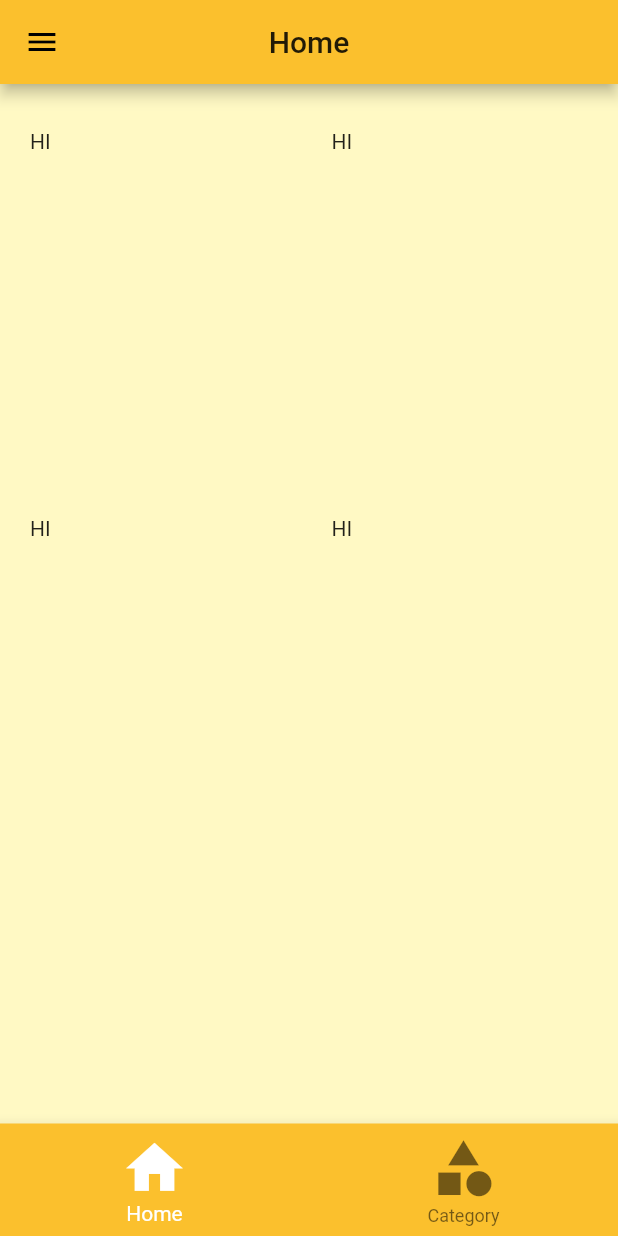
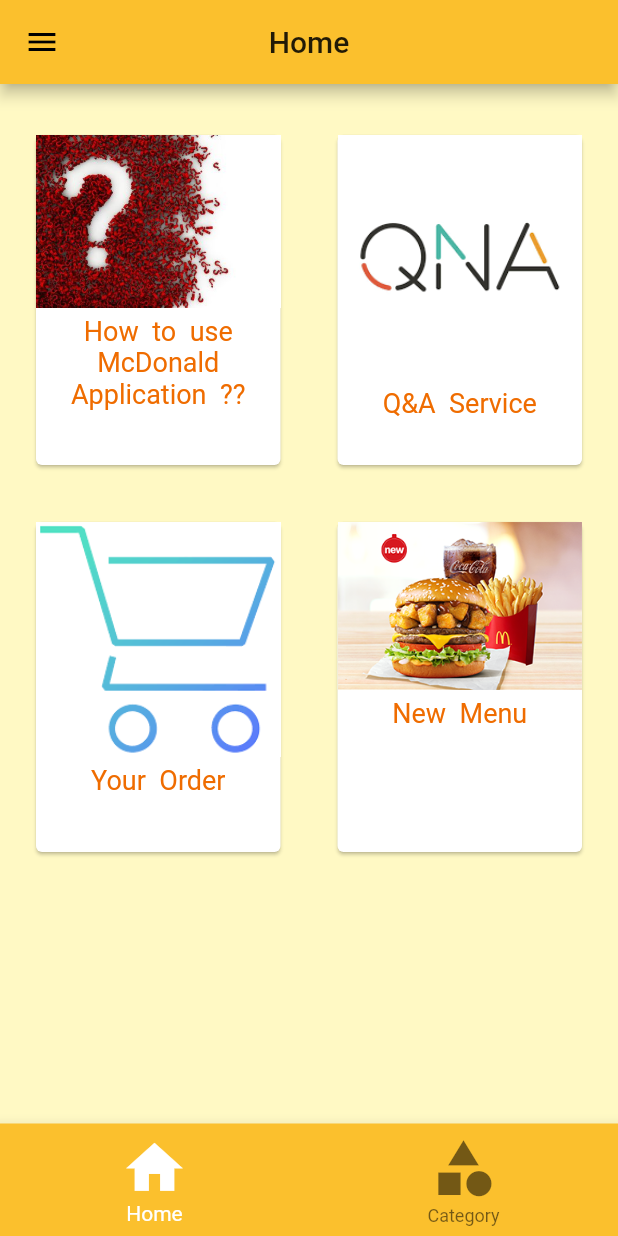
Before and after one commit to GeonwooVincentKim/Flutter-McDonalds-Project, a Flutter app: the screen it shows after launch, on a phone screen of 412 x 824 dp. Run offline on Flutter 3.47's test engine with Material 2 defaults, Android fonts, the phone set to English and light mode, and no system bars; our stand-ins replace flutter_slidable; accounts and stored records are empty.

Commit message:
Successfully viewed the page on Home (except the access to 404-page)

```diff
--- a/lib/main.dart
+++ b/lib/main.dart
@@ -1,6 +1,7 @@
 import 'package:flutter/material.dart';
 import 'package:myTestApp_Test/provider/provider_category.dart';
 import 'package:myTestApp_Test/provider/provider_filter.dart';
+import 'package:myTestApp_Test/provider/provider_home.dart';
 import 'package:myTestApp_Test/provider/provider_menu.dart';
 import 'package:myTestApp_Test/provider/provider_theme.dart';
 import 'package:myTestApp_Test/provider/provider_user.dart';
@@ -30,6 +31,7 @@ class MyApp extends StatelessWidget{
         ChangeNotifierProvider(create: (_) => ProviderMenu()),
         ChangeNotifierProvider(create: (_) => FilterProvider()),
         ChangeNotifierProvider(create: (_) => ProviderThemeDynamic()),
+        ChangeNotifierProvider(create: (_) => ProviderHome()),
       ],
       child: MyAppSub()
     );
@@ -67,6 +69,9 @@ class MyAppSub extends StatelessWidget{
         }else if(pathElements[1] == 'specialMenu'){
           String specialID = pathElements[2];
           return MaterialPageRoute(builder: (BuildContext context) => Details(menuID: specialID));
+        }else if(pathElements[1] == 'home'){
+          String homeID = pathElements[2];
+          return MaterialPageRoute(builder: (BuildContext context) => NotExist(title: "Page does not exist"));
         }
       },
       onUnknownRoute: (settings) {
--- /dev/null
+++ b/lib/model/dummy/dummy_home.dart
@@ -0,0 +1,25 @@
+import 'package:myTestApp_Test/model/model_home.dart';
+
+
+var DUMMY_HOME = [
+  ModelHome(
+    homeID: 'home01',
+    homeTitle: 'How to use McDonald Application ??',
+    homeImage: 'assets/basicimages/question.jpg'
+  ),
+  ModelHome(
+    homeID: 'home02',
+    homeTitle: 'Q&A Service',
+    homeImage: 'assets/basicimages/qna.png'
+  ),
+  ModelHome(
+    homeID: 'home03',
+    homeTitle: 'Your Order',
+    homeImage: 'assets/basicimages/order.png'
+  ),
+  ModelHome(
+    homeID: 'home04',
+    homeTitle: 'New Menu',
+    homeImage: 'assets/img/burger/RichPotatoBurgerMeal.png'
+  )
+];
--- a/lib/model/model_home.dart
+++ b/lib/model/model_home.dart
@@ -2,5 +2,30 @@ import 'package:flutter/material.dart';
 
 
 class ModelHome{
+  final String homeID;
+  final String homeTitle;
+  final String homeImage;
 
+  ModelHome({
+    @required this.homeID,
+    @required this.homeTitle,
+    @required this.homeImage
+  });
+
+  // Bring the selected element from the Parent-Model List.
+  factory ModelHome.fromHomeInfo(ModelHome home){
+    return ModelHome(
+      homeID: home.homeID ?? '',
+      homeTitle: home.homeTitle ?? '',
+      homeImage: home.homeImage ?? ''
+    );
+  }
+
+  factory ModelHome.initializeHome(){
+    return ModelHome(
+      homeID: '',
+      homeTitle: '',
+      homeImage: ''
+    );
+  }
 }
--- a/lib/provider/provider_home.dart
+++ b/lib/provider/provider_home.dart
@@ -1,7 +1,16 @@
 import 'package:flutter/material.dart';
+import 'package:myTestApp_Test/model/dummy/dummy_home.dart';
 import 'package:myTestApp_Test/model/model_home.dart';
 
 
 class ProviderHome with ChangeNotifier{
-  ModelHome home;
+  ModelHome homeMenu;
+  List<ModelHome> _listHome = DUMMY_HOME.toList();
+  List<ModelHome> get homeContent => [..._listHome];
+
+  ModelHome get selectedHome => homeMenu != null ? ModelHome.fromHomeInfo(selectedHome) : null;
+  void selectHomeMenu(ModelHome home){
+    homeMenu = home;
+    notifyListeners();
+  }
 }
--- a/lib/screens/main_screen/home.dart
+++ b/lib/screens/main_screen/home.dart
@@ -1,6 +1,10 @@
 import 'package:flutter/material.dart';
+import 'package:myTestApp_Test/model/model_home.dart';
+import 'package:myTestApp_Test/provider/provider_home.dart';
 import 'package:myTestApp_Test/shared/style/style.dart';
 import 'package:myTestApp_Test/screens/sidemenu.dart';
+import 'package:myTestApp_Test/widget/list_tile/list_tile_home.dart';
+import 'package:provider/provider.dart';
 
 
 class Home extends StatefulWidget {
@@ -50,16 +54,23 @@ class _HomeState extends State<Home> {
     return Container(
       padding: EdgeInsets.symmetric(vertical: basicPadding, horizontal: basicPadding / 2),
       margin: EdgeInsets.all(basicMargin),
-      child: GridView.builder(
+      child: Consumer<ProviderHome>(
+        builder: (ctx, home, child){
+          final List<ModelHome> listHome = home.homeContent;
+          return listHome.length == 0 ?
+            Center(child: Text("No List")) :
+            GridView.builder(
               shrinkWrap: true,
-        itemCount: 4,
+              itemCount: listHome.length,
               gridDelegate: SliverGridDelegateWithFixedCrossAxisCount(
                 crossAxisCount: 2,
                 childAspectRatio: 0.75,
                 crossAxisSpacing: 30.0,
                 mainAxisSpacing: 30.0
               ),
-        itemBuilder: (context, builder) => Text("HI")
+              itemBuilder: (context, index) => ListTileHome(listHome: listHome[index])
+          );
+        }
       )
     );
   }
--- /dev/null
+++ b/lib/widget/list_tile/list_tile_home.dart
@@ -0,0 +1,56 @@
+import 'package:flutter/material.dart';
+import 'package:myTestApp_Test/model/model_home.dart';
+import 'package:myTestApp_Test/provider/provider_home.dart';
+import 'package:myTestApp_Test/shared/style/style.dart';
+import 'package:myTestApp_Test/shared/style/text.dart';
+import 'package:provider/provider.dart';
+
+
+class ListTileHome extends StatelessWidget{
+  final ModelHome listHome;
+  ListTileHome({@required this.listHome});
+
+  Widget _buildImage(){
+    return Container(
+      child: Image.asset(
+        listHome.homeImage,
+        fit: BoxFit.fill
+      )
+    );
+  }
+
+  Widget _buildBody(BuildContext context){
+    return Container(
+      width: MediaQuery.of(context).size.width,
+      child: Column(
+        children: [
+          Divider(height: 5, color: Colors.transparent),
+          TextDesign(
+            basicText: listHome.homeTitle,
+            textStyle: mainListSize
+          ),
+        ]
+      )
+    );
+  }
+
+  @override
+  Widget build(BuildContext context) {
+    return Container(
+      child: GestureDetector(
+        onTap: (){
+          Provider.of<ProviderHome>(context, listen: false).selectHomeMenu(listHome);
+          Navigator.pushNamed(context, "/home/${listHome.homeID}");
+        },
+        child: Card(
+          child: Column(
+            children: [
+              _buildImage(),
+              _buildBody(context),
+            ],
+          )
+        )
+      ),
+    );
+  }
+}
--- a/pubspec.yaml
+++ b/pubspec.yaml
@@ -55,6 +55,9 @@ flutter:
   assets:
     - assets/basicimages/McDonaldsLogo.jpg
     - assets/basicimages/404.jpg
+    - assets/basicimages/question.jpg
+    - assets/basicimages/qna.png
+    - assets/basicimages/order.png
 
     - assets/img/burger/1955Burger.png
     - assets/img/burger/1955HashBrown.png
```
Also changed, not shown: assets/basicimages/order.png (added), assets/basicimages/qna.png (added), assets/basicimages/question.jpg (added). Lines whose indentation alone changed are shown as unchanged.
